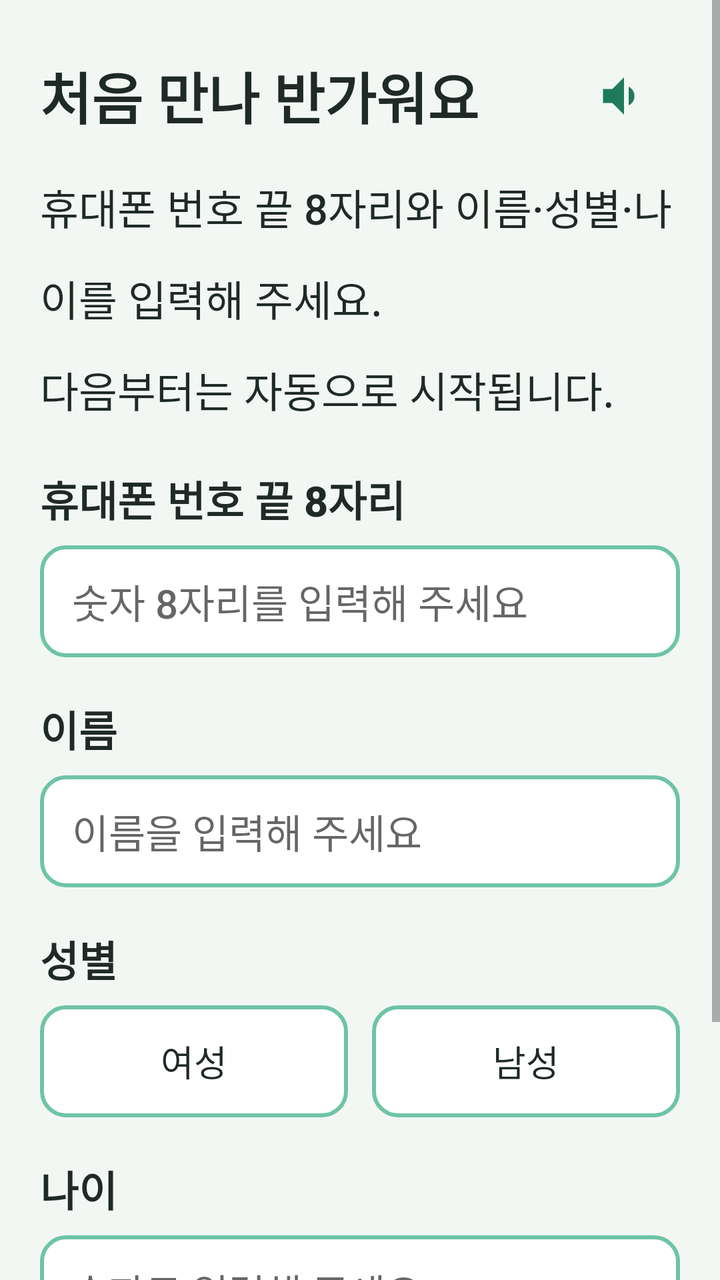
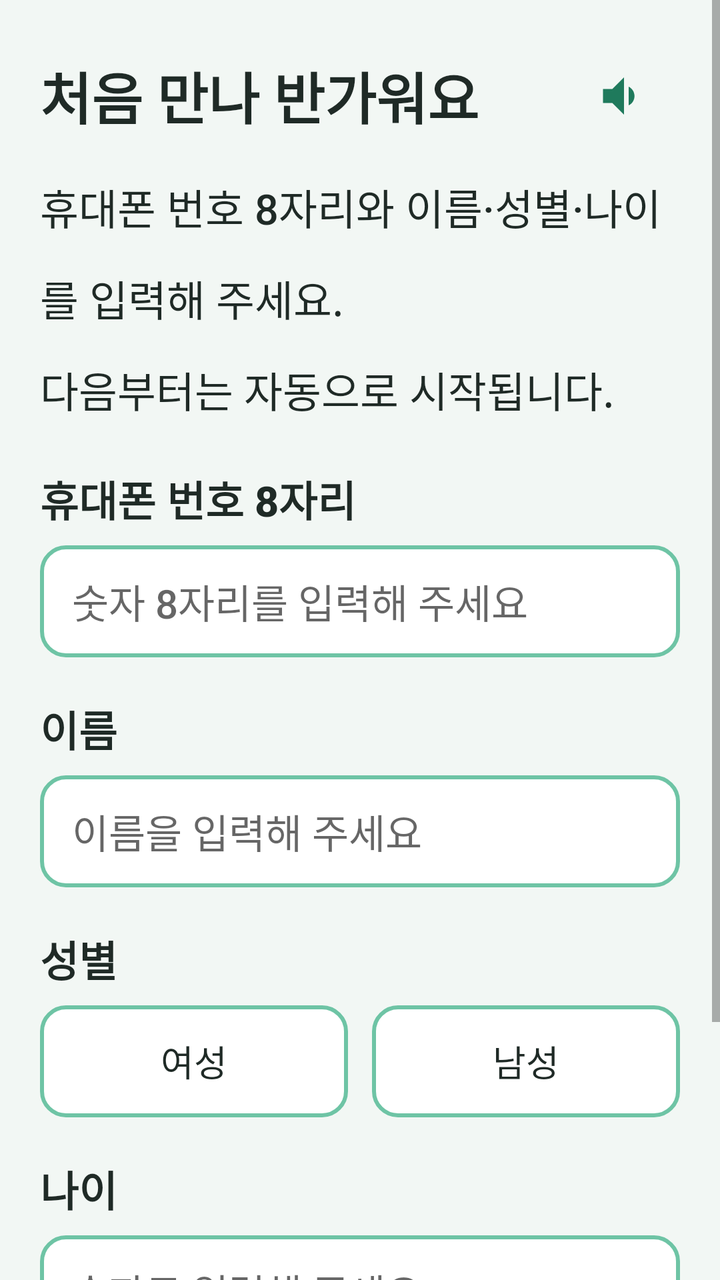

Two renders of the same Android screen: before a commit and after it. Below are the layout's source before the change and the commit's diff.
<!-- AndroidManifest.xml: application theme Theme.TMind -->
<!-- res/layout/activity_login.xml -->
<?xml version="1.0" encoding="utf-8"?>
<ScrollView xmlns:android="http://schemas.android.com/apk/res/android"
    android:layout_width="match_parent"
    android:layout_height="match_parent"
    android:background="@color/bg_senior"
    android:fillViewport="true">

    <LinearLayout
        android:layout_width="match_parent"
        android:layout_height="wrap_content"
        android:orientation="vertical"
        android:padding="20dp">

        <LinearLayout
            android:layout_width="match_parent"
            android:layout_height="wrap_content"
            android:gravity="center_vertical"
            android:orientation="horizontal">

            <TextView
                android:id="@+id/tvTitle"
                style="@style/SeniorTitle"
                android:layout_width="0dp"
                android:layout_height="wrap_content"
                android:layout_weight="1"
                android:text="@string/profile_title" />

            <ImageButton
                android:id="@+id/btnTts"
                android:layout_width="56dp"
                android:layout_height="56dp"
                android:background="?attr/selectableItemBackgroundBorderless"
                android:contentDescription="@string/read_aloud"
                android:src="@drawable/ic_speaker" />
        </LinearLayout>

        <TextView
            android:id="@+id/tvHint"
            style="@style/SeniorBody"
            android:layout_width="match_parent"
            android:layout_height="wrap_content"
            android:layout_marginTop="12dp"
            android:text="@string/profile_hint" />

        <TextView
            style="@style/SeniorBody"
            android:layout_width="match_parent"
            android:layout_height="wrap_content"
            android:layout_marginTop="24dp"
            android:text="@string/profile_phone"
            android:textStyle="bold" />

        <EditText
            android:id="@+id/etPhone"
            android:layout_width="match_parent"
            android:layout_height="56dp"
            android:layout_marginTop="8dp"
            android:background="@drawable/bg_btn_outline"
            android:hint="@string/profile_phone_hint"
            android:inputType="number"
            android:maxLength="8"
            android:maxLines="1"
            android:paddingHorizontal="16dp"
            android:textColor="@color/text_primary"
            android:textSize="20sp" />

        <TextView
            style="@style/SeniorBody"
            android:layout_width="match_parent"
            android:layout_height="wrap_content"
            android:layout_marginTop="20dp"
            android:text="@string/profile_name"
            android:textStyle="bold" />

        <EditText
            android:id="@+id/etName"
            android:layout_width="match_parent"
            android:layout_height="56dp"
            android:layout_marginTop="8dp"
            android:background="@drawable/bg_btn_outline"
            android:hint="@string/profile_name_hint"
            android:inputType="textPersonName"
            android:maxLines="1"
            android:paddingHorizontal="16dp"
            android:textColor="@color/text_primary"
            android:textSize="20sp" />

        <TextView
            style="@style/SeniorBody"
            android:layout_width="match_parent"
            android:layout_height="wrap_content"
            android:layout_marginTop="20dp"
            android:text="@string/profile_gender"
            android:textStyle="bold" />

        <RadioGroup
            android:id="@+id/rgGender"
            android:layout_width="match_parent"
            android:layout_height="wrap_content"
            android:layout_marginTop="8dp"
            android:orientation="horizontal">

            <RadioButton
                android:id="@+id/rbFemale"
                android:layout_width="0dp"
                android:layout_height="56dp"
                android:layout_weight="1"
                android:background="@drawable/bg_btn_outline"
                android:button="@null"
                android:gravity="center"
                android:text="@string/profile_gender_female"
                android:textColor="@color/text_primary"
                android:textSize="18sp" />

            <RadioButton
                android:id="@+id/rbMale"
                android:layout_width="0dp"
                android:layout_height="56dp"
                android:layout_marginStart="12dp"
                android:layout_weight="1"
                android:background="@drawable/bg_btn_outline"
                android:button="@null"
                android:gravity="center"
                android:text="@string/profile_gender_male"
                android:textColor="@color/text_primary"
                android:textSize="18sp" />
        </RadioGroup>

        <TextView
            style="@style/SeniorBody"
            android:layout_width="match_parent"
            android:layout_height="wrap_content"
            android:layout_marginTop="20dp"
            android:text="@string/profile_age"
            android:textStyle="bold" />

        <EditText
            android:id="@+id/etAge"
            android:layout_width="match_parent"
            android:layout_height="56dp"
            android:layout_marginTop="8dp"
            android:background="@drawable/bg_btn_outline"
            android:hint="@string/profile_age_hint"
            android:inputType="number"
            android:maxLength="3"
            android:maxLines="1"
            android:paddingHorizontal="16dp"
            android:textColor="@color/text_primary"
            android:textSize="20sp" />

        <Button
            android:id="@+id/btnStart"
            style="@style/SeniorButton"
            android:layout_width="match_parent"
            android:layout_height="60dp"
            android:layout_marginTop="32dp"
            android:layout_marginBottom="16dp"
            android:background="@drawable/bg_btn_primary"
            android:text="@string/profile_start"
            android:textColor="@color/white" />
    </LinearLayout>
</ScrollView>
<!-- resources referenced by this layout -->
<resources>
  <color name="bg_senior">#F2F7F4</color>
  <color name="text_primary">#1F2A26</color>
  <color name="white">#FFFFFFFF</color>
  <!-- drawable bg_btn_outline (drawable) -->
  <?xml version="1.0" encoding="utf-8"?>
  <shape xmlns:android="http://schemas.android.com/apk/res/android">
      <solid android:color="@color/white"/>
      <corners android:radius="12dp"/>
      <stroke android:width="2dp" android:color="@color/teal_pastel"/>
  </shape>
  <!-- drawable bg_btn_primary (drawable) -->
  <?xml version="1.0" encoding="utf-8"?>
  <shape xmlns:android="http://schemas.android.com/apk/res/android">
      <solid android:color="@color/teal_primary"/>
      <corners android:radius="12dp"/>
  </shape>
  <!-- drawable ic_speaker (drawable) -->
  <vector xmlns:android="http://schemas.android.com/apk/res/android"
      android:width="28dp"
      android:height="28dp"
      android:viewportWidth="24"
      android:viewportHeight="24">
      <path android:fillColor="#1F7A5C" android:pathData="M3,9v6h4l5,5V4L7,9H3zM16.5,12c0,-1.77 -1.02,-3.29 -2.5,-4.03v8.05c1.48,-0.73 2.5,-2.25 2.5,-4.02z"/>
  </vector>
  <string name="profile_age">나이</string>
  <string name="profile_age_hint">숫자로 입력해 주세요</string>
  <string name="profile_gender">성별</string>
  <string name="profile_gender_female">여성</string>
  <string name="profile_gender_male">남성</string>
  <string name="profile_hint">휴대폰 번호 끝 8자리와 이름·성별·나이를 입력해 주세요.\n다음부터는 자동으로 시작됩니다.</string>
  <string name="profile_name">이름</string>
  <string name="profile_name_hint">이름을 입력해 주세요</string>
  <string name="profile_phone">휴대폰 번호 끝 8자리</string>
  <string name="profile_phone_hint">숫자 8자리를 입력해 주세요</string>
  <string name="profile_start">시작하기</string>
  <string name="profile_title">처음 만나 반가워요</string>
  <string name="read_aloud">읽어주기</string>
  <style name="SeniorBody">
          <item name="android:textSize">21sp</item>
          <item name="android:textColor">@color/black</item>
          <item name="android:lineSpacingMultiplier">1.5</item>
      </style>
  <style name="SeniorButton" parent="Widget.MaterialComponents.Button">
          <item name="android:minHeight">60dp</item>
          <item name="android:textSize">21sp</item>
          <item name="android:insetTop">0dp</item>
          <item name="android:insetBottom">0dp</item>
          <item name="cornerRadius">14dp</item>
          <item name="backgroundTint">@null</item>
          <item name="android:textAllCaps">false</item>
      </style>
  <style name="SeniorTitle">
          <item name="android:textSize">28sp</item>
          <item name="android:textColor">@color/black</item>
          <item name="android:textStyle">bold</item>
          <item name="android:lineSpacingMultiplier">1.45</item>
      </style>
  <style name="Theme.TMind" parent="Theme.MaterialComponents.Light.NoActionBar">
          <item name="colorPrimary">@color/teal_primary</item>
          <item name="colorPrimaryVariant">@color/teal_dark</item>
          <item name="colorOnPrimary">@color/white</item>
          <item name="android:statusBarColor">@color/bg_senior</item>
          <item name="android:navigationBarColor">@color/bg_senior</item>
          <item name="android:windowLightStatusBar">true</item>
          <item name="android:windowLightNavigationBar">true</item>
          <item name="android:fontFamily">sans-serif-medium</item>
          <item name="materialButtonStyle">@style/SeniorButton</item>
      </style>
  <color name="teal_pastel">#6EC4A5</color>
  <color name="teal_primary">#2F9E7A</color>
  <color name="black">#FF1F2A26</color>
  <color name="teal_dark">#1F7A5C</color>
</resources>

<!-- the commit's change to res/layout/activity_login.xml (unified diff, before → after) -->
@@ -1,15 +1,19 @@
 <?xml version="1.0" encoding="utf-8"?>
 <ScrollView xmlns:android="http://schemas.android.com/apk/res/android"
+    android:id="@+id/loginScroll"
     android:layout_width="match_parent"
     android:layout_height="match_parent"
     android:background="@color/bg_senior"
+    android:clipToPadding="false"
     android:fillViewport="true">
 
     <LinearLayout
+        android:id="@+id/loginForm"
         android:layout_width="match_parent"
         android:layout_height="wrap_content"
         android:orientation="vertical"
-        android:padding="20dp">
+        android:padding="20dp"
+        android:paddingBottom="48dp">
 
         <LinearLayout
             android:layout_width="match_parent"
<!-- resource entries referenced after the edit -->
@@ -29,10 +29,10 @@
   <string name="profile_gender">성별</string>
   <string name="profile_gender_female">여성</string>
   <string name="profile_gender_male">남성</string>
-  <string name="profile_hint">휴대폰 번호 끝 8자리와 이름·성별·나이를 입력해 주세요.\n다음부터는 자동으로 시작됩니다.</string>
+  <string name="profile_hint">휴대폰 번호 8자리와 이름·성별·나이를 입력해 주세요.\n다음부터는 자동으로 시작됩니다.</string>
   <string name="profile_name">이름</string>
   <string name="profile_name_hint">이름을 입력해 주세요</string>
-  <string name="profile_phone">휴대폰 번호 끝 8자리</string>
+  <string name="profile_phone">휴대폰 번호 8자리</string>
   <string name="profile_phone_hint">숫자 8자리를 입력해 주세요</string>
   <string name="profile_start">시작하기</string>
   <string name="profile_title">처음 만나 반가워요</string>
